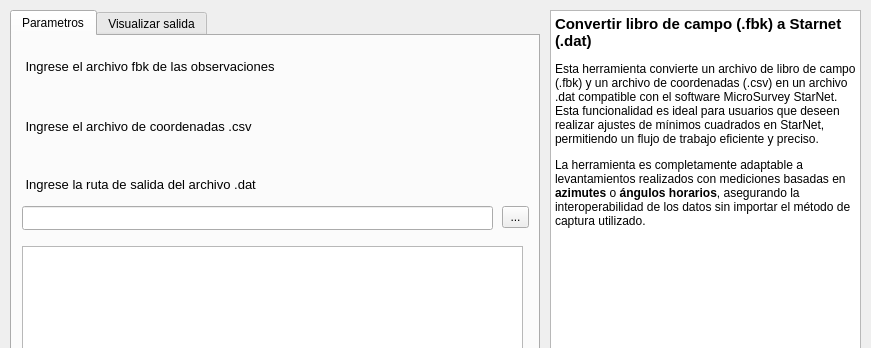
Above: fbk_a_starnet_vent.ui from HSCSITO-ASG/HSCSITO_ASG before the change; both pictures show x 0 to 871 and y 0 to 348 of the 871 by 532 pixel window. Below: the same form after it.
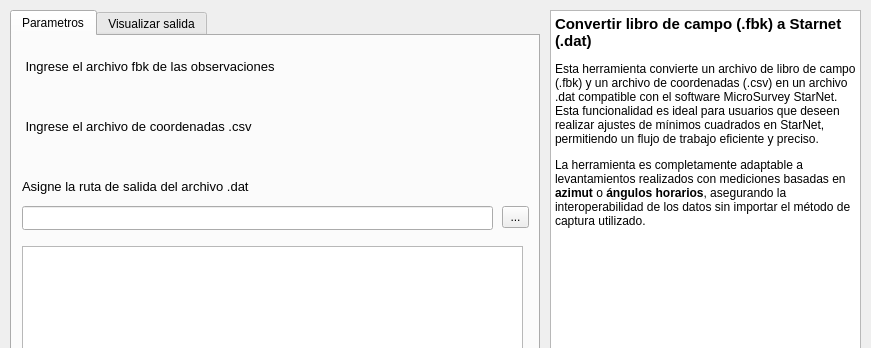
That is the form after the change. Custom widgets are drawn as their Qt base class.

Diff of the .ui file:
```diff
--- a/fbk_a_starnet_vent.ui
+++ b/fbk_a_starnet_vent.ui
@@ -81,7 +81,7 @@
        <x>10</x>
        <y>140</y>
        <width>311</width>
-       <height>16</height>
+       <height>21</height>
       </rect>
      </property>
      <property name="font">
@@ -90,7 +90,7 @@
       </font>
      </property>
      <property name="text">
-      <string> Ingrese la ruta de salida del archivo .dat</string>
+      <string>Asigne la ruta de salida del archivo .dat</string>
      </property>
     </widget>
     <widget class="QLineEdit" name="lineEdit_salida_d">
@@ -213,7 +213,7 @@
 &lt;/style&gt;&lt;/head&gt;&lt;body style=&quot; font-family:'MS Shell Dlg 2'; font-size:7.8pt; font-weight:400; font-style:normal;&quot;&gt;
 &lt;p style=&quot; margin-top:0px; margin-bottom:0px; margin-left:0px; margin-right:0px; -qt-block-indent:0; text-indent:0px;&quot;&gt;&lt;span style=&quot; font-size:11pt; font-weight:600;&quot;&gt;Convertir libro de campo (.fbk) a Starnet (.dat)&lt;/span&gt;&lt;/p&gt;
 &lt;p style=&quot; margin-top:12px; margin-bottom:12px; margin-left:0px; margin-right:0px; -qt-block-indent:0; text-indent:0px;&quot;&gt;&lt;span style=&quot; font-size:9pt;&quot;&gt;Esta herramienta convierte un archivo de libro de campo (.fbk) y un archivo de coordenadas (.csv) en un archivo .dat compatible con el software MicroSurvey StarNet. Esta funcionalidad es ideal para usuarios que deseen realizar ajustes de mínimos cuadrados en StarNet, permitiendo un flujo de trabajo eficiente y preciso.&lt;/span&gt;&lt;/p&gt;
-&lt;p style=&quot; margin-top:12px; margin-bottom:12px; margin-left:0px; margin-right:0px; -qt-block-indent:0; text-indent:0px;&quot;&gt;&lt;span style=&quot; font-size:9pt;&quot;&gt;La herramienta es completamente adaptable a levantamientos realizados con mediciones basadas en &lt;/span&gt;&lt;span style=&quot; font-size:9pt; font-weight:600;&quot;&gt;azimutes&lt;/span&gt;&lt;span style=&quot; font-size:9pt;&quot;&gt; o &lt;/span&gt;&lt;span style=&quot; font-size:9pt; font-weight:600;&quot;&gt;ángulos horarios&lt;/span&gt;&lt;span style=&quot; font-size:9pt;&quot;&gt;, asegurando la interoperabilidad de los datos sin importar el método de captura utilizado.&lt;/span&gt;&lt;/p&gt;&lt;/body&gt;&lt;/html&gt;</string>
+&lt;p style=&quot; margin-top:12px; margin-bottom:12px; margin-left:0px; margin-right:0px; -qt-block-indent:0; text-indent:0px;&quot;&gt;&lt;span style=&quot; font-size:9pt;&quot;&gt;La herramienta es completamente adaptable a levantamientos realizados con mediciones basadas en &lt;/span&gt;&lt;span style=&quot; font-size:9pt; font-weight:600;&quot;&gt;azimut&lt;/span&gt;&lt;span style=&quot; font-size:9pt;&quot;&gt; o &lt;/span&gt;&lt;span style=&quot; font-size:9pt; font-weight:600;&quot;&gt;ángulos horarios&lt;/span&gt;&lt;span style=&quot; font-size:9pt;&quot;&gt;, asegurando la interoperabilidad de los datos sin importar el método de captura utilizado.&lt;/span&gt;&lt;/p&gt;&lt;/body&gt;&lt;/html&gt;</string>
    </property>
   </widget>
  </widget>
```
